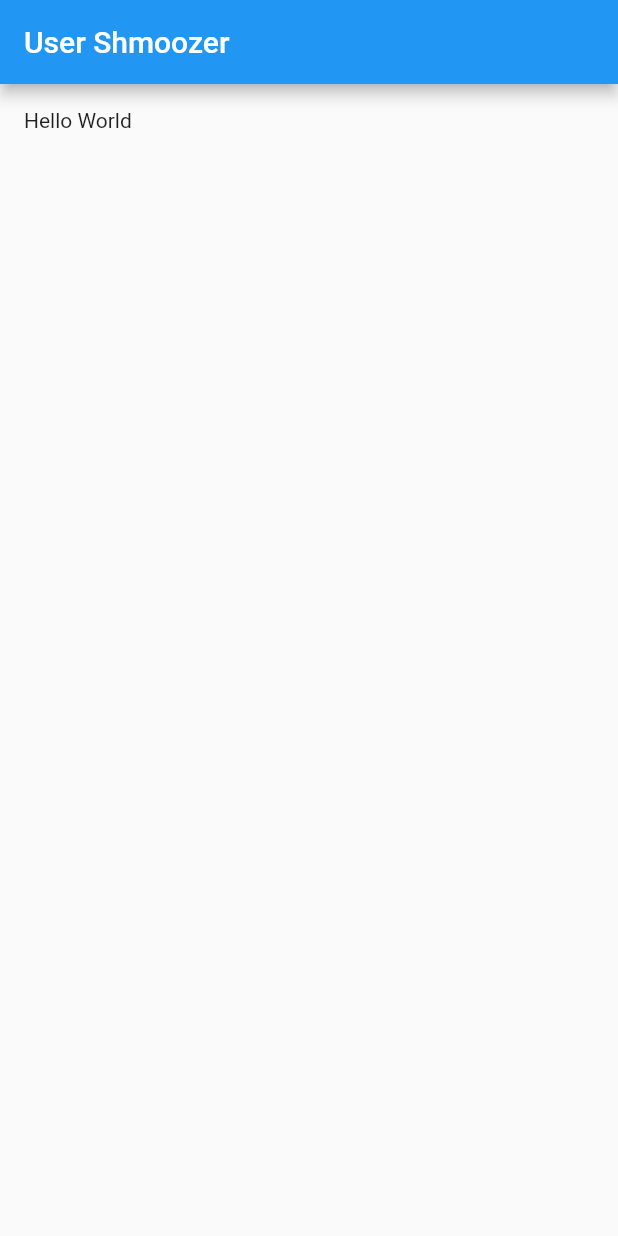
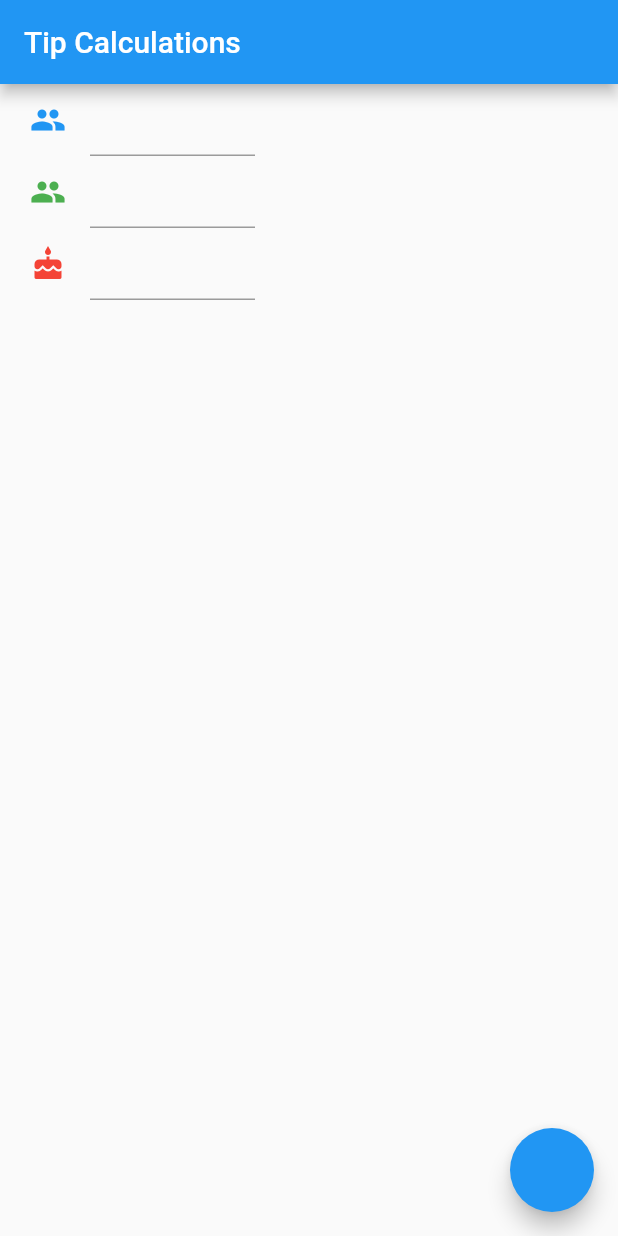
Before and after one commit to ajhanson22227/acTurnip, a Flutter app: the screen it shows after launch, on a phone screen of 412 x 824 dp. Run offline on Flutter 3.47's test engine with Material 2 defaults, Android fonts, the phone set to English and light mode, and no system bars.

Commit message:
Adding more lines

```diff
--- a/lib/main.dart
+++ b/lib/main.dart
@@ -27,8 +27,13 @@ class MyCustomForm extends StatefulWidget{
 }
 
 class _MyCustomFormState extends State<MyCustomForm>{
+  final firstTextController = TextEditingController(); //user 1 text
+  final secondTextController = TextEditingController(); //user 2 text
+  var thirdTextController = TextEditingController(); //DEBUG VAR NOT FINAL.
   @override
   void dispose(){
+    firstTextController.dispose();
+    secondTextController.dispose();
     super.dispose();
   }
 
@@ -36,12 +41,87 @@ class _MyCustomFormState extends State<MyCustomForm>{
   Widget build(BuildContext context){
     return Scaffold(
       appBar: AppBar(
-        title: Text('User Shmoozer'),
+        title: Text('Tip Calculations'),
       ),
-      body: Padding(
-        padding: EdgeInsets.all(16.0),
-        child: Text('Hello World'),
+      body: Center(
+        child: Column(
+          children: <Widget>[
+
+
+
+            //1st row, 1st user
+            Row(
+              children: <Widget>[
+                Container(
+                  width: 150,
+                  margin: const EdgeInsets.only(left: 20.0),
+                  child: TextField(
+                    controller: firstTextController,
+                    keyboardType: TextInputType.number,
+                    decoration: InputDecoration(
+                      icon: Icon(Icons.people, color: Colors.blue,),
+                    ),
+
+                  ),
+                ),
+              ],
+            ),
+
+
+
+            //2nd row, 2nd user
+            Row(
+              children: <Widget>[
+                Container(
+                  width: 150,
+                  margin: const EdgeInsets.only(left: 20.0),
+                  child: TextField(
+                    controller: secondTextController,
+                    keyboardType: TextInputType.number,
+                    decoration: InputDecoration(
+                      icon: Icon(Icons.people, color: Colors.green,),
+                    ),
+                  ),
+                ),
+              ],
+            ),
+
+
+            //3 Text Field for sum on change, DEBUG
+            Row(
+              children: <Widget>[
+                Container(
+                  width: 150,
+                  margin: const EdgeInsets.only(left: 20.0),
+                  child: TextField(
+                    controller: thirdTextController,
+                    keyboardType: TextInputType.number,
+                    decoration: InputDecoration(
+                      icon: Icon(Icons.cake, color: Colors.red,),
+                    ),
+                  ),
+                ),
+              ],
+            ),
+
+          ],
         ),
+      ),
+
+
+      floatingActionButton: FloatingActionButton(
+        onPressed: (){
+          int sum = int.parse(firstTextController.text) + int.parse(secondTextController.text);
+          return showDialog(
+            context: context,
+            builder: (context) {
+              return AlertDialog(
+                content: Text(sum.toString()),
+              );
+            }
+          );
+        },
+      ),
     );
   }
 }
```
